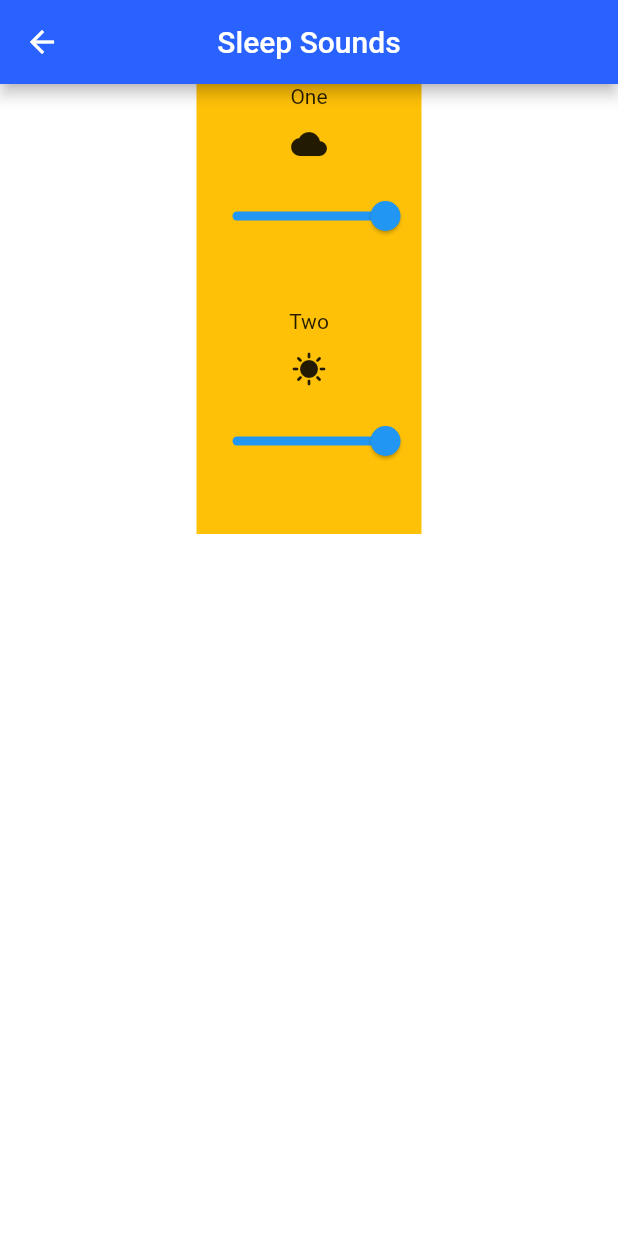
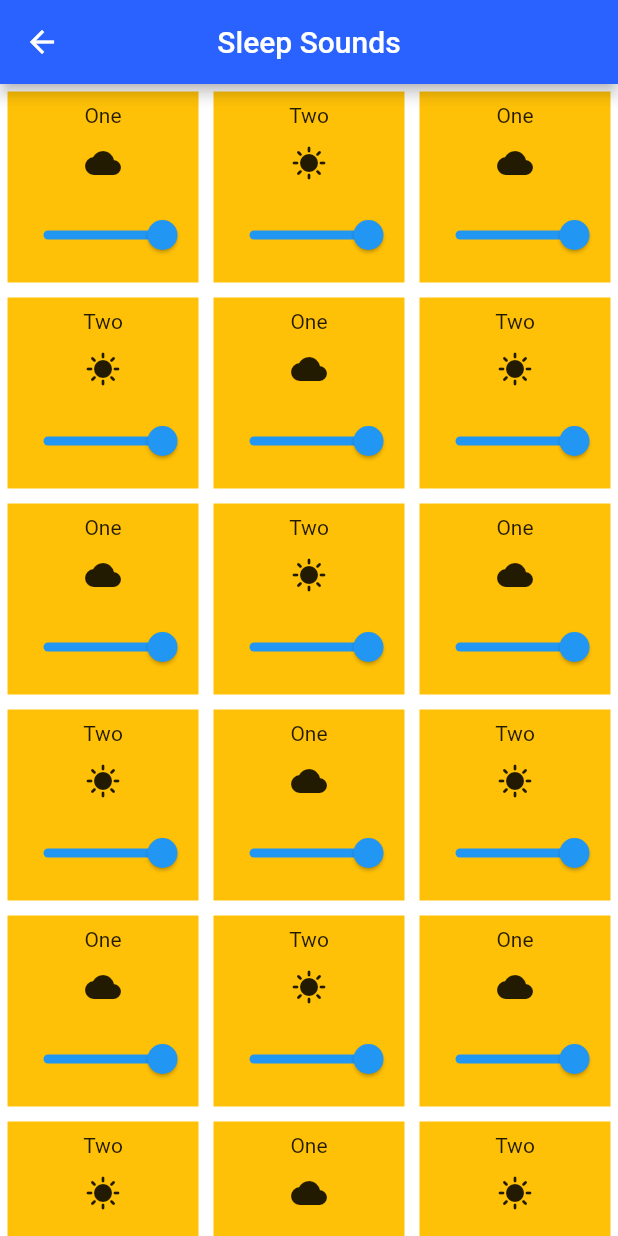
Before and after one commit to Snail51/SweetDreams, a Flutter app: the screen it shows after launch, after a tap on "Sleep Sounds", on a phone screen of 412 x 824 dp. Run offline on Flutter 3.47's test engine with Material 2 defaults, Android fonts, the phone set to English and light mode, and no system bars; our stand-ins replace audioplayers, flutter_rating_bar; missing offline and left inert: time_range_picker.

Commit message:
Adjusted sounds UI
Switched to scrollable gridview with padding

```diff
--- a/lib/dreams/views/sounds_page.dart
+++ b/lib/dreams/views/sounds_page.dart
@@ -41,6 +41,28 @@ class _SoundsPageState extends State<SoundsPage> {
   void initState() {
     players.add(WidgetAudioPlayer("One", "test_one.mp3", Icon(Icons.cloud)));
     players.add(WidgetAudioPlayer("Two", "test_two.mp3", Icon(Icons.sunny)));
+    players.add(WidgetAudioPlayer("One", "test_one.mp3", Icon(Icons.cloud)));
+    players.add(WidgetAudioPlayer("Two", "test_two.mp3", Icon(Icons.sunny)));
+    players.add(WidgetAudioPlayer("One", "test_one.mp3", Icon(Icons.cloud)));
+    players.add(WidgetAudioPlayer("Two", "test_two.mp3", Icon(Icons.sunny)));
+    players.add(WidgetAudioPlayer("One", "test_one.mp3", Icon(Icons.cloud)));
+    players.add(WidgetAudioPlayer("Two", "test_two.mp3", Icon(Icons.sunny)));
+    players.add(WidgetAudioPlayer("One", "test_one.mp3", Icon(Icons.cloud)));
+    players.add(WidgetAudioPlayer("Two", "test_two.mp3", Icon(Icons.sunny)));
+    players.add(WidgetAudioPlayer("One", "test_one.mp3", Icon(Icons.cloud)));
+    players.add(WidgetAudioPlayer("Two", "test_two.mp3", Icon(Icons.sunny)));
+    players.add(WidgetAudioPlayer("One", "test_one.mp3", Icon(Icons.cloud)));
+    players.add(WidgetAudioPlayer("Two", "test_two.mp3", Icon(Icons.sunny)));
+    players.add(WidgetAudioPlayer("One", "test_one.mp3", Icon(Icons.cloud)));
+    players.add(WidgetAudioPlayer("Two", "test_two.mp3", Icon(Icons.sunny)));
+    players.add(WidgetAudioPlayer("One", "test_one.mp3", Icon(Icons.cloud)));
+    players.add(WidgetAudioPlayer("Two", "test_two.mp3", Icon(Icons.sunny)));
+    players.add(WidgetAudioPlayer("One", "test_one.mp3", Icon(Icons.cloud)));
+    players.add(WidgetAudioPlayer("Two", "test_two.mp3", Icon(Icons.sunny)));
+    players.add(WidgetAudioPlayer("One", "test_one.mp3", Icon(Icons.cloud)));
+    players.add(WidgetAudioPlayer("Two", "test_two.mp3", Icon(Icons.sunny)));
+    players.add(WidgetAudioPlayer("One", "test_one.mp3", Icon(Icons.cloud)));
+    players.add(WidgetAudioPlayer("Two", "test_two.mp3", Icon(Icons.sunny)));
     update();
     super.initState();
   }
@@ -62,7 +84,8 @@ class _SoundsPageState extends State<SoundsPage> {
       ),
       backgroundColor: Colors.white,
       body: Center(
-          child: Column(
+          child: GridView.count(
+              crossAxisCount: 3,
             children: displayables,
           )
       ),
--- a/lib/widgetaudioplayer.dart
+++ b/lib/widgetaudioplayer.dart
@@ -2,7 +2,6 @@ import 'package:flutter/material.dart';
 import 'dart:ui';
 import 'package:audioplayers/audioplayers.dart';
 import 'package:flutter/services.dart';
-import 'dart:typed_data';
 
 
 class WidgetAudioPlayer
@@ -63,11 +62,14 @@ class WidgetAudioPlayer
 
   Widget toWidget()
   {
-    return Container(
+    return Padding(
+      padding: EdgeInsets.all(5),
+      child: Container(
         color: Colors.amber,
         height: 150,
         width: 150,
         child: Column(
+          mainAxisAlignment: MainAxisAlignment.center,
           children: <Widget>[
             Text(name),
             IconButton(onPressed: toggle, icon: icon),
@@ -75,6 +77,7 @@ class WidgetAudioPlayer
               value: volume, onChanged: updateVolume, min: 0, max: 1, label: volume.toString(),)
           ],
         ),
+      )
     );
   }
 
```
Lines whose indentation alone changed are shown as unchanged.
